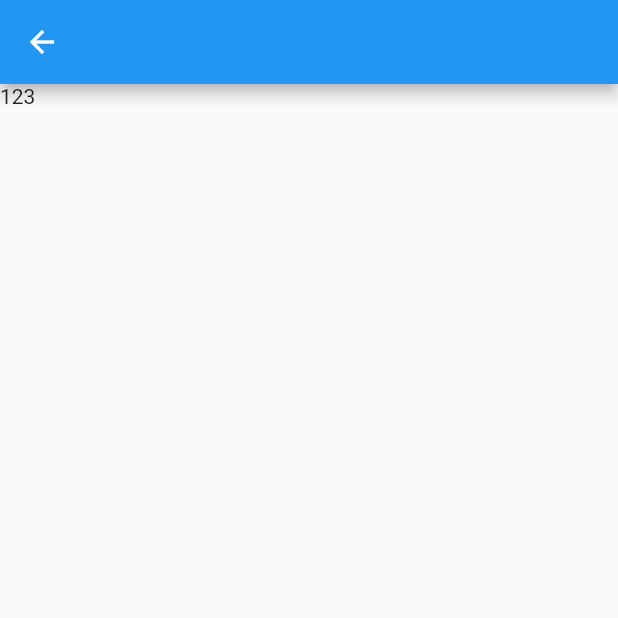
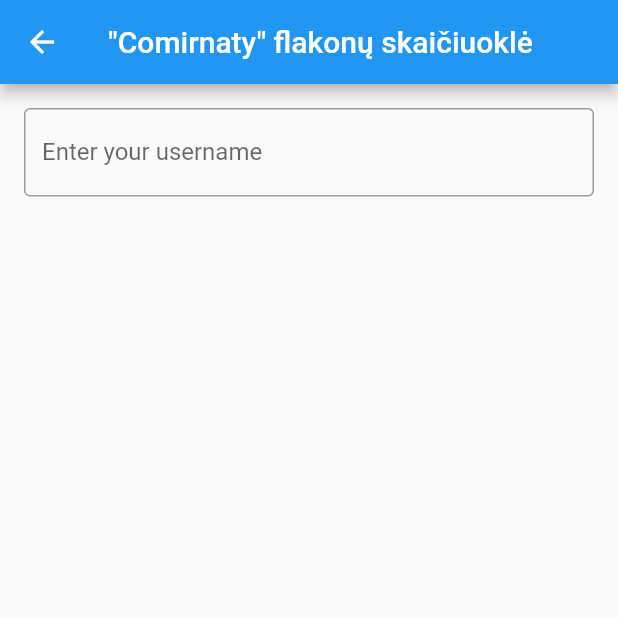
Before and after one commit to liusbl/pagalba-gydytojui, a Flutter app: the VialCalculationScreen screen opened by its route, on a phone screen of 412 x 824 dp, the top half of it. Run offline on Flutter 3.47's test engine with Material 2 defaults, Android fonts, the phone set to English and light mode, and no system bars; our stand-ins replace equatable.

Commit message:
Add title to vial calculator

```diff
--- a/lib/screen_config.dart
+++ b/lib/screen_config.dart
@@ -3,7 +3,7 @@
 class ScreenConfig extends Equatable {
   static const list = [configLeucovorin, configVial];
   static const configLeucovorin = ScreenConfig('Leukovarino skaičiuoklė', '/vial-calculation');
-  static const configVial = ScreenConfig('Flakonų skaičiuoklė', '/leucovorin-calculation');
+  static const configVial = ScreenConfig('"Comirnaty" flakonų skaičiuoklė', '/leucovorin-calculation');
 
   final String title;
   final String route;
--- a/lib/vial/vial_calculation_screen.dart
+++ b/lib/vial/vial_calculation_screen.dart
@@ -7,17 +7,29 @@
   const VialCalculationScreen({Key key, this.config}) : super(key: key);
 
   @override
-  _VialCalculationScreenState createState() => _VialCalculationScreenState();
+  _VialCalculationScreenState createState() => _VialCalculationScreenState(config);
 }
 
 class _VialCalculationScreenState extends State<VialCalculationScreen> {
+  final ScreenConfig config;
+
+  _VialCalculationScreenState(this.config);
+
   @override
   Widget build(BuildContext context) {
     return Scaffold(
       appBar: AppBar(
-        title: Text(''),
+        title: Text(config.title),
       ),
-      body: Text('123'),
+      body: Padding(
+        padding: const EdgeInsets.all(16),
+        child: TextFormField(
+          decoration: InputDecoration(
+            border: OutlineInputBorder(),
+              labelText: 'Enter your username'
+          ),
+        ),
+      ),
     );
   }
 }
```
